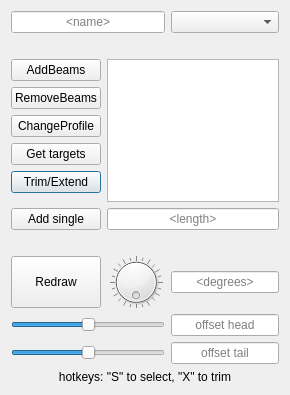
Above: dialogz/fbranch.ui from oddtopus/dodo before the change. Below: the same form after it.
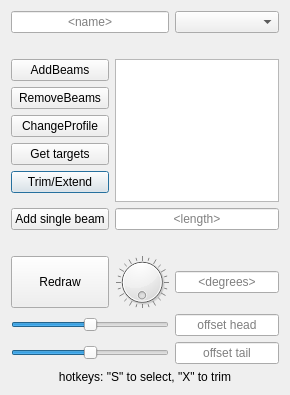
That is the form after the change.

Patch:
```diff
--- a/dialogz/fbranch.ui
+++ b/dialogz/fbranch.ui
@@ -73,7 +73,7 @@
    <item row="10" column="0">
     <widget class="QPushButton" name="btnSingle">
      <property name="text">
-      <string>Add single</string>
+      <string>Add single beam</string>
      </property>
     </widget>
    </item>
```
